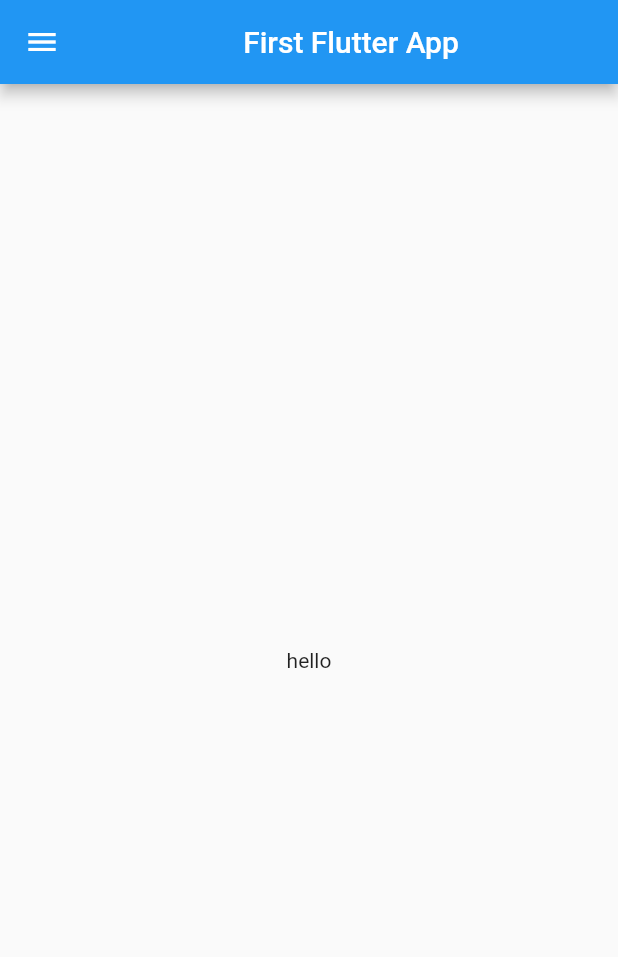
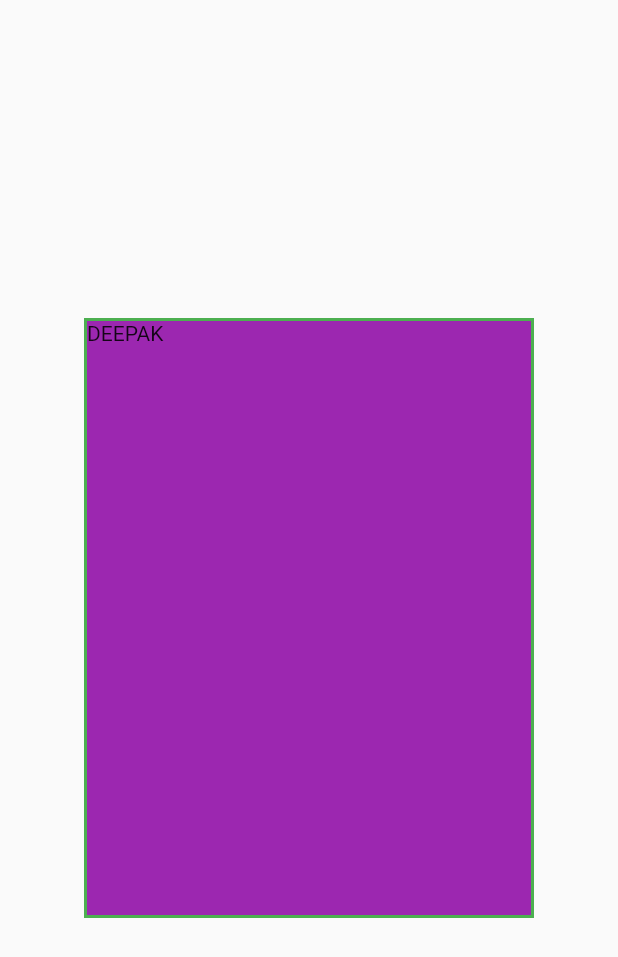
Before and after one commit to deepakp2411/basics, a Flutter app: the screen it shows after launch, on a phone screen of 412 x 824 dp. Shown: the top 957 px of the screen. Run offline on Flutter 3.47's test engine with Material 2 defaults, Android fonts, the phone set to English and light mode, and no system bars.

Commit message:
added some content

```diff
--- a/lib/main.dart
+++ b/lib/main.dart
@@ -1,7 +1,7 @@
 import 'package:flutter/material.dart';
 
-void main() {
-  runApp(MyApp());
+void main(){
+  runApp(const MyApp());
 }
 
 class MyApp extends StatelessWidget {
@@ -9,14 +9,26 @@ class MyApp extends StatelessWidget {
 
   @override
   Widget build(BuildContext context) {
-    return MaterialApp(
+    return  MaterialApp(
+      debugShowCheckedModeBanner: false,
       home: Scaffold(
-        appBar: AppBar(
-          leading: Icon(Icons.menu),
-          title: Center(child: Text("First Flutter App")),
-        ),
-        body: Center(child: Text("hello")),
+        body: Center(
+          child: Container(
+            height: 400,
+            width: 300,
+            decoration: BoxDecoration(
+              color: Colors.purple,
+              border: Border.all(
+                width: 2,
+                color: Colors.green
+
+              )
+            ),
+            child: Text("DEEPAK"),
+          ),
+        )
       ),
     );
+
   }
 }
```
